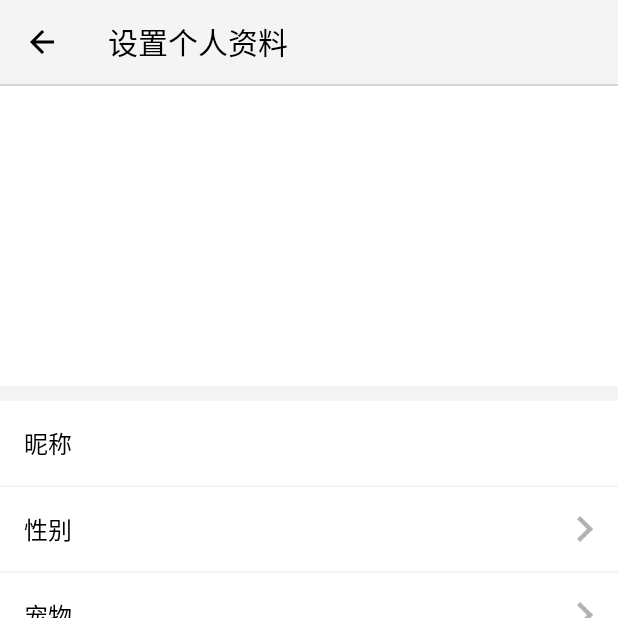
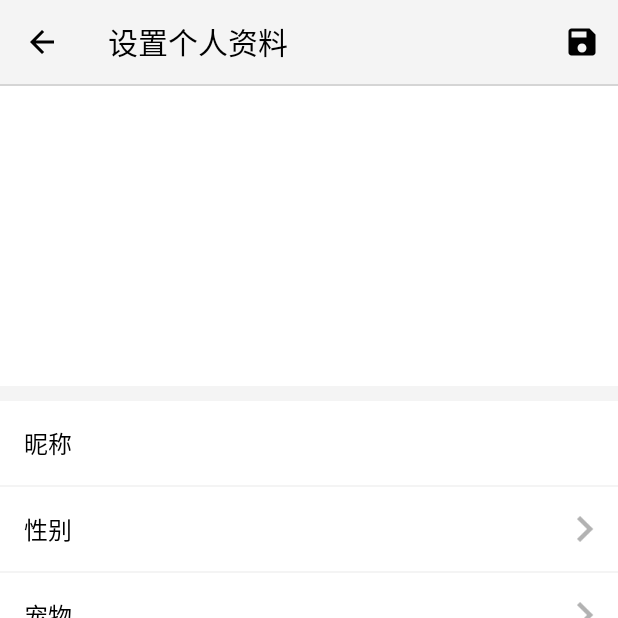
Before and after one commit to zj-wukewei/share_android, an Android app: the InformationActivity screen opened directly, with no data from a screen before it, on a phone screen of 412 x 824 dp, the top half of it. Run offline under Robolectric (Android 15) with nearby library versions, the phone set to English and light mode, and no system bars; our stand-ins replace Dagger/Hilt's generated code, RxJava, data binding; libraries missing offline, so code that uses them is left out: com.afollestad.materialdialogs, com.uber.autodispose; 4 statements that could not run were skipped.

Commit message:
update information

```diff
--- a/app/src/main/java/com/github/wkw/share/api/ShareService.kt
+++ b/app/src/main/java/com/github/wkw/share/api/ShareService.kt
@@ -41,7 +41,7 @@ interface ShareService {
      * @return
      */
     @POST("user/info")
-    fun postUserInfo(@Body userInfo: UserInfoRequest): Observable<ShareResponse<Void>>
+    fun postUserInfo(@Body userInfo: UserInfoRequest): Observable<ShareResponse<Nothing>>
 
     /***
      *  我关注的人
@@ -112,4 +112,6 @@ interface ShareService {
      */
     @GET("category/list")
     fun categoryList(): Observable<ShareResponse<List<Category>>>
+
+
 }
--- a/app/src/main/java/com/github/wkw/share/ui/login/LoginViewModel.kt
+++ b/app/src/main/java/com/github/wkw/share/ui/login/LoginViewModel.kt
@@ -8,6 +8,7 @@ import com.github.wkw.share.repository.UserRepository
 import com.github.wkw.share.utils.ToastUtils
 import com.github.wkw.share.utils.encode
 import com.github.wkw.share.utils.ext.subscribeBy
+import com.github.wkw.share.utils.toast
 import com.github.wkw.share.viewmodel.AutoDisposeViewModel
 import com.uber.autodispose.autoDisposable
 import javax.inject.Inject
@@ -23,7 +24,7 @@ class LoginViewModel @Inject constructor(private val userRepository: UserReposit
         val mobileString = mobile.value
         val passwordString = password.value
         if (mobileString.isNullOrEmpty() || passwordString.isNullOrEmpty()) {
-            ToastUtils.showToast("username or password can't be null.")
+            toast { "username or password can't be null." }
             return
         }
         userRepository.login(LoginRequest(mobile = mobile.value, password = encode(password.value)))
--- a/app/src/main/java/com/github/wkw/share/ui/user/info/InformationActivity.kt
+++ b/app/src/main/java/com/github/wkw/share/ui/user/info/InformationActivity.kt
@@ -6,12 +6,15 @@ import androidx.lifecycle.ViewModelProviders
 import android.content.Context
 import android.content.Intent
 import android.os.Bundle
+import android.view.Menu
+import android.view.MenuItem
 import android.view.View
 import com.afollestad.materialdialogs.MaterialDialog
 import com.afollestad.materialdialogs.list.listItems
 import com.github.wkw.share.R
 import com.github.wkw.share.base.BaseActivity
 import com.github.wkw.share.databinding.ActivityInformationBinding
+import com.github.wkw.share.utils.ext.toast
 import dagger.android.AndroidInjection
 import javax.inject.Inject
 
@@ -34,6 +37,7 @@ class InformationActivity : BaseActivity<ActivityInformationBinding>(), View.OnC
     override fun onCreate(savedInstanceState: Bundle?) {
         AndroidInjection.inject(this)
         super.onCreate(savedInstanceState)
+        mBinding.toolbarLayout.toolbar
         initBackToolbar(mBinding.toolbarLayout.toolbar, getString(R.string.settings_personal_info))
         mBinding.run {
             presenter = this@InformationActivity
@@ -49,6 +53,24 @@ class InformationActivity : BaseActivity<ActivityInformationBinding>(), View.OnC
             }
         })
 
+        informationViewModel.updateSuccess.observe(this, Observer { it ->
+            it?.let {
+                toast(getString(R.string.update_info_success))
+            }
+        })
+
+    }
+
+    override fun onCreateOptionsMenu(menu: Menu?): Boolean {
+        menuInflater.inflate(R.menu.menu_infromation, menu)
+        return true
+    }
+
+    override fun onOptionsItemSelected(item: MenuItem): Boolean {
+        when(item.itemId) {
+            R.id.menu_information_save -> informationViewModel.updateInfo()
+        }
+        return true
     }
 
     override fun getLayoutId(): Int = R.layout.activity_information
@@ -56,8 +78,12 @@ class InformationActivity : BaseActivity<ActivityInformationBinding>(), View.OnC
     override fun onClick(view: View?) {
         when (view?.id) {
             R.id.tv_info_sex -> {
+                val sex = resources.getStringArray(R.array.sex)
                 MaterialDialog(this).show {
                     listItems(R.array.sex) { dialog, index, text ->
+                        mBinding.userInfo?.apply {
+                            gender = index + 1
+                        }
                     }
                 }
             }
@@ -65,6 +91,9 @@ class InformationActivity : BaseActivity<ActivityInformationBinding>(), View.OnC
                 val item = mBinding.categoryList?.map { item -> item.name }
                 MaterialDialog(this).show {
                     listItems(items = item) { dialog, index, text ->
+                        mBinding.userInfo?.apply {
+                            categoryId =  mBinding.categoryList?.get(index)?.id
+                        }
                     }
                 }
             }
--- a/app/src/main/java/com/github/wkw/share/utils/ExtrasDelegate.kt
+++ b/app/src/main/java/com/github/wkw/share/utils/ExtrasDelegate.kt
@@ -1,7 +1,8 @@
 package com.github.wkw.share.utils
 
-import androidx.fragment.app.Fragment
 import androidx.appcompat.app.AppCompatActivity
+import androidx.databinding.BaseObservable
+import androidx.databinding.Bindable
 import kotlin.reflect.KProperty
 
 class ExtrasDelegate<out T>(private val extraName: String, private val defaultValue: T) {
--- a/app/src/main/java/com/github/wkw/share/utils/ToastUtils.kt
+++ b/app/src/main/java/com/github/wkw/share/utils/ToastUtils.kt
@@ -29,3 +29,7 @@ object ToastUtils {
         showToast(ShareApplication.INSTANCE, msg)
     }
 }
+
+
+inline fun toast(value: () -> String): Unit =
+        ToastUtils.showToast(value())
--- a/app/src/main/java/com/github/wkw/share/vo/Resource.kt
+++ b/app/src/main/java/com/github/wkw/share/vo/Resource.kt
@@ -10,6 +10,10 @@ data class Resource<out T>(val status: Status, val data: T?, val throwable: Thro
             return Resource(Status.ERROR, data, throwable)
         }
 
+        fun <T> error(throwable: Throwable): Resource<T> {
+            return Resource(Status.ERROR, null, throwable)
+        }
+
         fun <T> loading(data: T?): Resource<T> {
             return Resource(Status.LOADING, data, null)
         }
--- /dev/null
+++ b/app/src/main/res/drawable/ic_save_black_24dp.xml
@@ -0,0 +1,9 @@
+<vector xmlns:android="http://schemas.android.com/apk/res/android"
+        android:width="24dp"
+        android:height="24dp"
+        android:viewportWidth="24.0"
+        android:viewportHeight="24.0">
+    <path
+        android:fillColor="#FF000000"
+        android:pathData="M17,3L5,3c-1.11,0 -2,0.9 -2,2v14c0,1.1 0.89,2 2,2h14c1.1,0 2,-0.9 2,-2L21,7l-4,-4zM12,19c-1.66,0 -3,-1.34 -3,-3s1.34,-3 3,-3 3,1.34 3,3 -1.34,3 -3,3zM15,9L5,9L5,5h10v4z"/>
+</vector>
--- a/app/src/main/res/layout/activity_information.xml
+++ b/app/src/main/res/layout/activity_information.xml
@@ -51,10 +51,10 @@
                     android:layout_width="match_parent"
                     android:layout_height="200dp"
                     android:background="@color/white"
-                    app:layout_constraintTop_toTopOf="parent"
+                    android:gravity="center"
                     app:layout_constraintLeft_toLeftOf="parent"
                     app:layout_constraintRight_toRightOf="parent"
-                    android:gravity="center">
+                    app:layout_constraintTop_toTopOf="parent">
 
                     <androidx.appcompat.widget.AppCompatImageView
                         android:layout_width="85dp"
@@ -77,7 +77,7 @@
 
                 <androidx.appcompat.widget.AppCompatEditText
                     style="@style/item_information_et"
-                    android:text="@{userInfo.nickname}"
+                    android:text="@={userInfo.nickname}"
                     app:layout_constraintBottom_toBottomOf="@id/tv_info_nickname"
                     app:layout_constraintLeft_toLeftOf="parent"
                     app:layout_constraintRight_toRightOf="parent"
@@ -102,19 +102,8 @@
                     app:layout_constraintRight_toRightOf="parent"
                     app:layout_constraintTop_toBottomOf="@id/v_info_sex" />
 
-
-                <androidx.appcompat.widget.AppCompatTextView
-                    android:id="@+id/tv_info_gender"
-                    style="@style/item_information_et"
-                    android:text="@{utils.transformGender(tvInfoGender, userInfo.gender)}"
-                    app:layout_constraintBottom_toBottomOf="@id/tv_info_sex"
-                    app:layout_constraintLeft_toLeftOf="parent"
-                    app:layout_constraintRight_toRightOf="parent"
-                    app:layout_constraintTop_toBottomOf="@id/v_info_sex"
-                    app:layout_constraintTop_toTopOf="@id/tv_info_sex"
-                    tools:text="1111111111" />
-
                 <androidx.appcompat.widget.AppCompatImageView
+                    android:id="@+id/img_sex_arrow"
                     android:layout_width="wrap_content"
                     android:layout_height="wrap_content"
                     android:layout_marginEnd="@dimen/item_info_padding"
@@ -122,6 +111,19 @@
                     app:layout_constraintBottom_toBottomOf="@id/tv_info_sex"
                     app:layout_constraintRight_toRightOf="parent"
                     app:layout_constraintTop_toTopOf="@id/tv_info_sex" />
+
+
+                <androidx.appcompat.widget.AppCompatTextView
+                    android:id="@+id/tv_info_gender"
+                    style="@style/item_information_et"
+                    android:layout_width="wrap_content"
+                    android:layout_marginEnd="@dimen/item_info_arrow_right"
+                    android:text="@{utils.transformGender(tvInfoGender, userInfo.gender)}"
+                    app:layout_constraintBottom_toBottomOf="@id/tv_info_sex"
+                    app:layout_constraintRight_toLeftOf="@id/img_sex_arrow"
+                    app:layout_constraintTop_toBottomOf="@id/v_info_sex"
+                    app:layout_constraintTop_toTopOf="@id/tv_info_sex"
+                    tools:text="1111111111" />
 
 
                 <View
@@ -142,15 +144,8 @@
                     app:layout_constraintTop_toBottomOf="@id/v_info_pet" />
 
 
-                <androidx.appcompat.widget.AppCompatTextView
-                    style="@style/item_information_et"
-                    android:text="@{utils.transformCategory(userInfo.categoryId, categoryList)}"
-                    app:layout_constraintBottom_toBottomOf="@id/tv_info_pet"
-                    app:layout_constraintLeft_toLeftOf="parent"
-                    app:layout_constraintRight_toRightOf="parent"
-                    app:layout_constraintTop_toBottomOf="@id/v_info_pet" />
-
                 <androidx.appcompat.widget.AppCompatImageView
+                    android:id="@+id/img_pet_arrow"
                     android:layout_width="wrap_content"
                     android:layout_height="wrap_content"
                     android:layout_marginEnd="@dimen/item_info_padding"
@@ -158,6 +153,18 @@
                     app:layout_constraintBottom_toBottomOf="@id/tv_info_pet"
                     app:layout_constraintRight_toRightOf="parent"
                     app:layout_constraintTop_toTopOf="@id/tv_info_pet" />
+
+
+                <androidx.appcompat.widget.AppCompatTextView
+                    style="@style/item_information_et"
+                    android:layout_width="wrap_content"
+                    android:layout_marginEnd="@dimen/item_info_arrow_right"
+                    android:text="@{utils.transformCategory(userInfo.categoryId, categoryList)}"
+                    app:layout_constraintBottom_toBottomOf="@id/tv_info_pet"
+                    app:layout_constraintRight_toLeftOf="@id/img_pet_arrow"
+                    app:layout_constraintTop_toTopOf="@id/tv_info_pet"
+                    tools:text="猫" />
+
 
                 <View
                     android:id="@+id/v_info_introduce"
@@ -178,7 +185,7 @@
 
                 <androidx.appcompat.widget.AppCompatEditText
                     style="@style/item_information_et"
-                    android:text="@{userInfo.bio}"
+                    android:text="@={userInfo.bio}"
                     app:layout_constraintBottom_toBottomOf="@id/tv_info_website"
                     app:layout_constraintLeft_toLeftOf="parent"
                     app:layout_constraintRight_toRightOf="parent"
--- /dev/null
+++ b/app/src/main/res/menu/menu_infromation.xml
@@ -0,0 +1,9 @@
+<?xml version="1.0" encoding="utf-8"?>
+<menu xmlns:android="http://schemas.android.com/apk/res/android"
+    xmlns:app="http://schemas.android.com/apk/res-auto">
+    <item
+        android:id="@+id/menu_information_save"
+        android:icon="@drawable/ic_save_black_24dp"
+        android:title="Backup"
+        app:showAsAction="always"/>
+</menu>
--- a/app/src/main/res/values/dimens.xml
+++ b/app/src/main/res/values/dimens.xml
@@ -13,4 +13,5 @@
     <dimen name="item_info_padding">16dp</dimen>
 
     <dimen name="app_bar_height">180dp</dimen>
+    <dimen name="item_info_arrow_right">15dp</dimen>
 </resources>
--- a/app/src/main/res/values/strings.xml
+++ b/app/src/main/res/values/strings.xml
@@ -42,7 +42,7 @@
     <string name="male">男</string>
     <string name="female">女</string>
     <string name="unknown">未知</string>
-
+    <string name="update_info_success">更新资料成功</string>
 
     <string name="transition_image">transition_image</string>
 
```
Also changed, not shown: app/src/main/java/com/github/wkw/share/api/request/UserInfoRequest.kt (+15 -1 lines), app/src/main/java/com/github/wkw/share/repository/RepositoryUtils.kt (+8 -6 lines), app/src/main/java/com/github/wkw/share/repository/UserRepository.kt (+7 -0 lines), app/src/main/java/com/github/wkw/share/ui/user/info/InformationViewModel.kt (+42 -1 lines), app/src/main/java/com/github/wkw/share/vo/Errors.kt (added, +13 -0 lines), app/src/main/java/com/github/wkw/share/vo/UserInfo.kt (+56 -9 lines).
